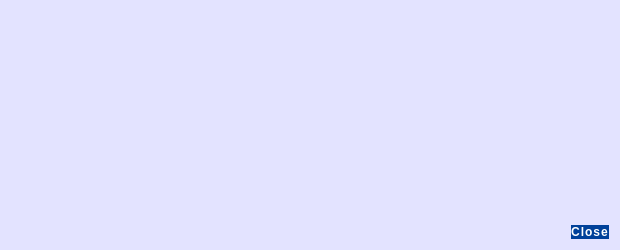
Qt form src/qt/forms/transactiondescdialog.ui (hardwarewise/SIN-core) before a commit.
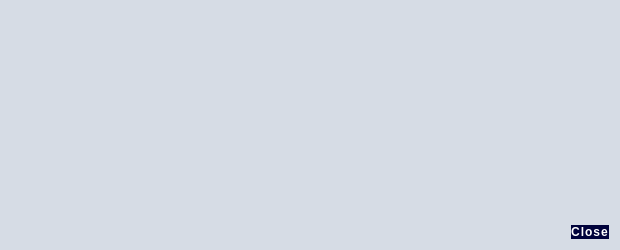
The same form after that commit. Icons and pictures are not drawn.

Patch:
```diff
--- a/src/qt/forms/transactiondescdialog.ui
+++ b/src/qt/forms/transactiondescdialog.ui
@@ -15,12 +15,11 @@
   </property>
   <property name="styleSheet">
    <string notr="true">QDialog#TransactionDescDialog {
-background-color: #E3E3FF;
+background-color: #D6DCE5;
 }
 QPushButton {
 	/* Global Button Style */
-	background-color: #00419A;
-	background: url(':/images/button-bg');
+	background-color: #00023B;
 	background-repeat: no-repeat;
     background-size: 1000% 1000%;
  	padding: 0.85em 2em;
@@ -45,7 +44,6 @@
 QPushButton:pressed {
 	border: 1px solid #333;
 }
-
 QTextEdit#detailText {
 background-color: transparent;
 color: #000;
```
Left out of the diff: 2 changed lines with no effect on the pictures.
